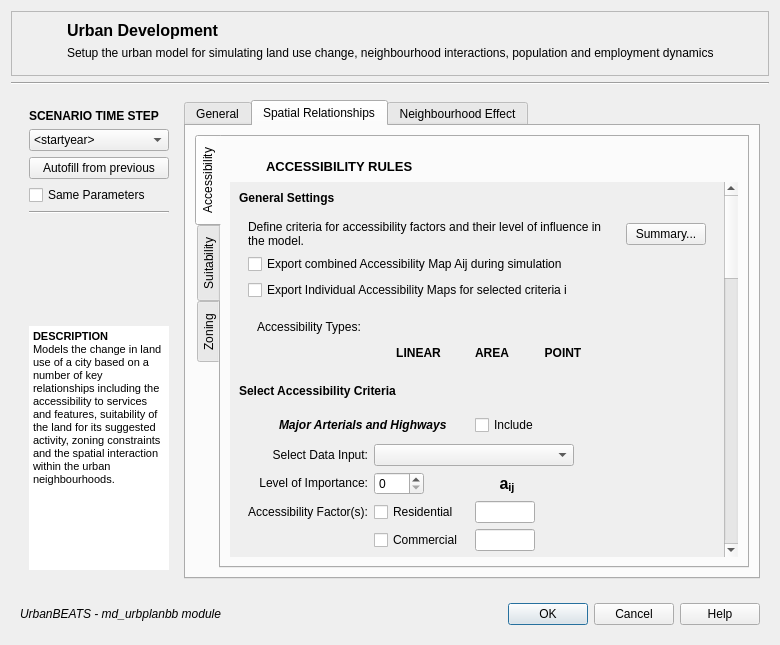
petermbach/urbanbeats-pss, file gui/md_urbdevelop.ui: the form before one commit.
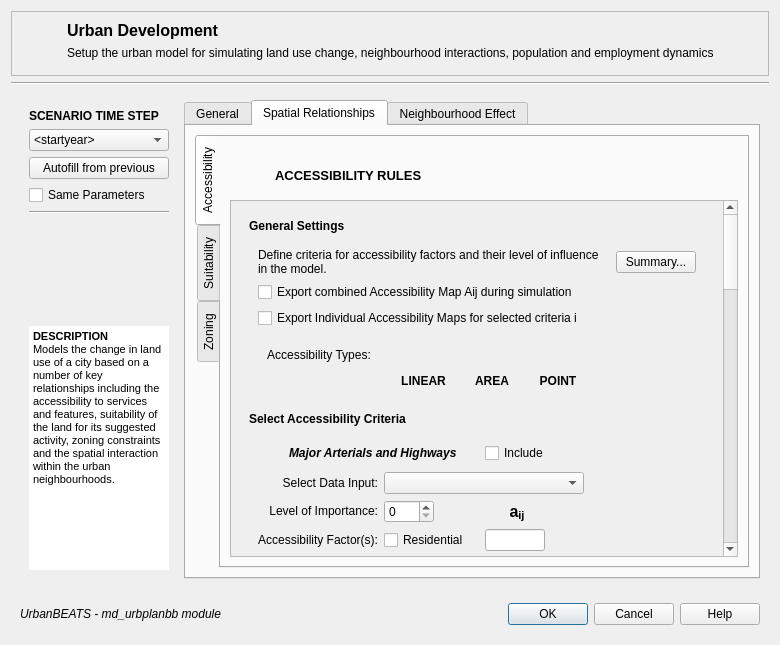
The form after the commit. The open tabs and pages were chosen to show the change. Icons and pictures are not drawn.

Commit message: Fixed layout issues in the GUIs, added more accurate description to urban planning module's window.

Patch:
```diff
--- a/gui/md_urbdevelop.ui
+++ b/gui/md_urbdevelop.ui
@@ -1616,6 +1616,11 @@
              </attribute>
              <layout class="QVBoxLayout" name="verticalLayout_4">
               <item>
+               <layout class="QVBoxLayout" name="verticalLayout_22">
+                <property name="margin">
+                 <number>9</number>
+                </property>
+                <item>
                <widget class="QWidget" name="resdemand_titlew" native="true">
                 <property name="minimumSize">
                  <size>
@@ -1701,10 +1706,12 @@
                 </layout>
                </widget>
               </item>
+               </layout>
+              </item>
               <item>
                <widget class="QScrollArea" name="inputs_scrollArea_4">
                 <property name="frameShape">
-                 <enum>QFrame::NoFrame</enum>
+                 <enum>QFrame::StyledPanel</enum>
                 </property>
                 <property name="widgetResizable">
                  <bool>true</bool>
@@ -1714,12 +1721,17 @@
                   <rect>
                    <x>0</x>
                    <y>0</y>
-                   <width>492</width>
-                   <height>1490</height>
+                   <width>490</width>
+                   <height>1462</height>
                   </rect>
                  </property>
                  <layout class="QVBoxLayout" name="verticalLayout_15">
                   <item>
+                   <layout class="QVBoxLayout" name="verticalLayout_23">
+                    <property name="margin">
+                     <number>9</number>
+                    </property>
+                    <item>
                    <widget class="QLabel" name="descr1_4">
                     <property name="text">
                      <string>&lt;html&gt;&lt;head/&gt;&lt;body&gt;&lt;p&gt;&lt;span style=&quot; font-weight:600;&quot;&gt;General Settings&lt;/span&gt;&lt;/p&gt;&lt;/body&gt;&lt;/html&gt;</string>
@@ -1729,7 +1741,7 @@
                   <item>
                    <widget class="QWidget" name="widget_3" native="true">
                     <layout class="QGridLayout" name="gridLayout_9">
-                     <item row="3" column="0">
+                       <item row="4" column="0">
                       <widget class="QWidget" name="widget_2" native="true">
                        <layout class="QGridLayout" name="gridLayout_18">
                         <item row="1" column="2">
@@ -1890,14 +1902,14 @@
                        </layout>
                       </widget>
                      </item>
-                     <item row="1" column="0">
+                       <item row="2" column="0">
                       <widget class="QCheckBox" name="checkBox_13">
                        <property name="text">
                         <string>Export combined Accessibility Map Aij during simulation</string>
                        </property>
                       </widget>
                      </item>
-                     <item row="0" column="0">
+                       <item row="1" column="0">
                       <widget class="QLabel" name="emp_lbl_14">
                        <property name="minimumSize">
                         <size>
@@ -1913,21 +1925,21 @@
                        </property>
                       </widget>
                      </item>
-                     <item row="0" column="2">
+                       <item row="1" column="2">
                       <widget class="QPushButton" name="pushButton_2">
                        <property name="text">
                         <string>Summary...</string>
                        </property>
                       </widget>
                      </item>
-                     <item row="2" column="0">
+                       <item row="3" column="0">
                       <widget class="QCheckBox" name="checkBox_14">
                        <property name="text">
                         <string>Export Individual Accessibility Maps for selected criteria i</string>
                        </property>
                       </widget>
                      </item>
-                     <item row="0" column="1">
+                       <item row="1" column="1">
                       <spacer name="horizontalSpacer_30">
                        <property name="orientation">
                         <enum>Qt::Horizontal</enum>
@@ -3612,18 +3624,7 @@
                     </layout>
                    </widget>
                   </item>
-                  <item>
-                   <spacer name="verticalSpacer_8">
-                    <property name="orientation">
-                     <enum>Qt::Vertical</enum>
-                    </property>
-                    <property name="sizeHint" stdset="0">
-                     <size>
-                      <width>20</width>
-                      <height>40</height>
-                     </size>
-                    </property>
-                   </spacer>
+                   </layout>
                   </item>
                  </layout>
                 </widget>
```
Left out of the diff: 92 changed lines with no effect on the pictures. Lines whose indentation alone changed are shown as unchanged. The commit also changes 5 other files.
